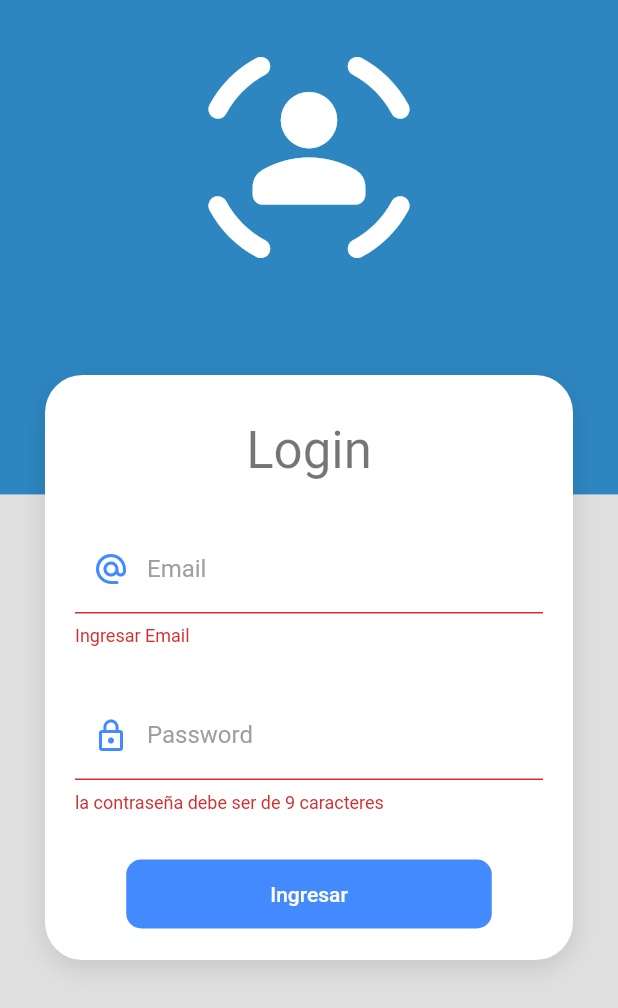
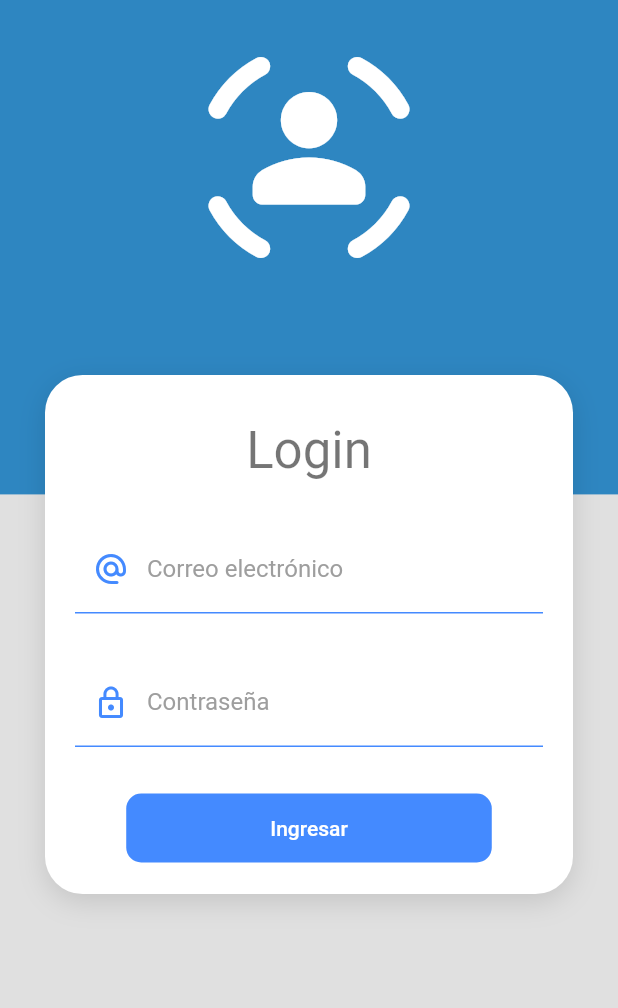
Before and after one commit to StephaniHC/eticket_app, a Flutter app: the screen it shows after launch, after a tap on "Ingresar", on a phone screen of 412 x 824 dp. Shown: the top 1008 px of the screen. Run offline on Flutter 3.47's test engine with Material 2 defaults, Android fonts, the phone set to English and light mode, and no system bars; our stand-ins replace flutter_secure_storage; missing offline and left inert: flutter_barcode_scanner; accounts and stored records are empty.

Commit message:
antes de perder cambios

```diff
--- /dev/null
+++ b/lib/global/environment.dart
@@ -0,0 +1,4 @@
+class Environment {
+  //
+  static String apiUrl = 'https://192.168.0.8:8000';
+}
--- a/lib/main.dart
+++ b/lib/main.dart
@@ -1,36 +1,50 @@
 import 'package:eticket_app/provider/ui_provider.dart';
+import 'package:eticket_app/screens/home_screen.dart';
 import 'package:eticket_app/screens/lista_eventos.dart';
 import 'package:eticket_app/screens/login_screen.dart';
 import 'package:eticket_app/screens/qr_scanner.dart';
+import 'package:eticket_app/services/auth_service.dart';
+import 'package:eticket_app/services/notifications_service.dart';
 import 'package:flutter/material.dart';
 import 'package:provider/provider.dart';
 
 void main() => runApp(MyApp());
+class AppState extends StatelessWidget {
+
+  @override
+  Widget build(BuildContext context) {
+    return MultiProvider(
+      providers: [
+        ChangeNotifierProvider(create: ( _ ) => AuthService() ),
+      ],
+      child: MyApp(),
+    );
+  }
+}
+
 
 class MyApp extends StatelessWidget {
   @override
   Widget build(BuildContext context) {
-    return MultiProvider(
-      providers: [
-        ChangeNotifierProvider(create: (_) => new UiProvider() ),
-      ],
-
-      child: MaterialApp(
+    return MaterialApp(
       debugShowCheckedModeBanner: false,
       title: 'Etickes',
       initialRoute: 'login',
       routes: {
-          'login': ( BuildContext context ) => LoginScreen(),
-          'eventos': ( BuildContext context  ) => ListaEventos(),
-          'qr': ( BuildContext context  ) => QrScannerScreen(),
+        'home'    : ( _ ) => HomeScreen(),
+        'login'   : ( _ ) => LoginScreen(),
       },
+      scaffoldMessengerKey: NotificationsService.messengerKey,
       theme: ThemeData.light().copyWith(
         scaffoldBackgroundColor: Colors.grey[300],
+        appBarTheme: AppBarTheme(
+          elevation: 0,
+          color: Colors.indigo
+        ),
         floatingActionButtonTheme: FloatingActionButtonThemeData(
-            backgroundColor: Colors.blueAccent
-          ),
-          primaryColor: Colors.blueAccent
-        ),
+          backgroundColor: Colors.indigo,
+          elevation: 0
+        )
       ),
     );
   }
--- a/lib/models/users_model.dart
+++ b/lib/models/users_model.dart
@@ -12,18 +12,21 @@ class Users {
     Users({
         required this.id,
         required this.rol,
+        required this.name,
         required this.email,
         required this.password,
     });
 
     int id;
     int rol;
+    String name;
     String email;
     String password;
 
     factory Users.fromJson(Map<String, dynamic> json) => Users(
         id: json["id"],
         rol: json["rol"],
+        name: json["name"],
         email: json["email"],
         password: json["password"],
     );
@@ -31,6 +34,7 @@ class Users {
     Map<String, dynamic> toJson() => {
         "id": id,
         "rol": rol,
+        "name": name,
         "email": email,
         "password": password,
     };
--- a/lib/screens/lista_eventos.dart
+++ b/lib/screens/lista_eventos.dart
@@ -1,5 +1,5 @@
 import 'dart:math';
-import 'package:eticket_app/screens/evento_screen.dart';
+/*import 'package:eticket_app/screens/evento_screen.dart';
 import 'package:flutter/material.dart';
 
 import 'package:pull_to_refresh/pull_to_refresh.dart';
@@ -89,4 +89,4 @@ class _ListaEventosState extends State<ListaEventos> {
     listaEvento = await eventoService.getEventos();
     return listaEvento;
   }
-}
+}*/
--- a/lib/screens/login_screen.dart
+++ b/lib/screens/login_screen.dart
@@ -1,5 +1,8 @@
 import 'package:eticket_app/provider/login_form_provider.dart';
+import 'package:eticket_app/screens/home_screen.dart';
+import 'package:eticket_app/services/auth_service.dart';
 import 'package:eticket_app/ui/input_decorations.dart';
+import 'package:eticket_app/widgets/mostrar_alerta.dart';
 import 'package:eticket_app/widgets/widgets.dart';
 import 'package:flutter/material.dart';
 import 'package:provider/provider.dart';
@@ -24,8 +27,6 @@ class LoginScreen extends StatelessWidget {
                       create: ( _ ) => LoginFormProvider(),
                       child: _LoginForm()
                     ),
-
-
                   ],
                 )
               ),
@@ -36,11 +37,14 @@ class LoginScreen extends StatelessWidget {
     );
   }
 }
+
+
 class _LoginForm extends StatelessWidget {
 
   @override
   Widget build(BuildContext context) {
     final loginForm = Provider.of<LoginFormProvider>(context);
+
     return Container(
       child: Form(
         key: loginForm.formKey,
@@ -51,38 +55,37 @@ class _LoginForm extends StatelessWidget {
               autocorrect: false,
               keyboardType: TextInputType.emailAddress,
               decoration: InputDecorations.authInputDecoration(
-                hintText: 'pepito@gmail.com',
-                labelText: 'Email',
+                hintText: 'john.doe@gmail.com',
+                labelText: 'Correo electrónico',
                 prefixIcon: Icons.alternate_email_rounded
               ),
-              onChanged: ( value )=> loginForm.email = value,
-              validator: (value){
+              onChanged: ( value ) => loginForm.email = value,
+              validator: ( value ) {
                   String pattern = r'^(([^<>()[\]\\.,;:\s@\"]+(\.[^<>()[\]\\.,;:\s@\"]+)*)|(\".+\"))@((\[[0-9]{1,3}\.[0-9]{1,3}\.[0-9]{1,3}\.[0-9]{1,3}\])|(([a-zA-Z\-0-9]+\.)+[a-zA-Z]{2,}))$';
                   RegExp regExp  = new RegExp(pattern);
-
                   return regExp.hasMatch(value ?? '')
-                  ?null
-                  : 'Ingresar Email'
-                ;
+                    ? null
+                    : 'Ingrese su correo';
               },
             ),
-            SizedBox( height: 30),
+            SizedBox( height: 30 ),
             TextFormField(
               autocorrect: false,
+              obscureText: true,
               keyboardType: TextInputType.emailAddress,
               decoration: InputDecorations.authInputDecoration(
-                hintText: '*********',
-                labelText: 'Password',
+                hintText: '********',
+                labelText: 'Contraseña',
                 prefixIcon: Icons.lock_outline
               ),
-              onChanged: ( value )=> loginForm.password = value,
-              validator: (value){
-                return ( value != null && value.length >= 9)
+              onChanged: ( value ) => loginForm.password = value,
+              validator: ( value ) {
+                  return ( value != null && value.length >= 8 )
                     ? null
-                : 'la contraseña debe ser de 9 caracteres';
+                    : 'La contraseña debe de ser de 8 caracteres';
               },
             ),
-            SizedBox( height: 30),
+            SizedBox( height: 30 ),
             MaterialButton(
               shape: RoundedRectangleBorder(borderRadius: BorderRadius.circular(10)),
               disabledColor: Colors.grey,
@@ -93,19 +96,48 @@ class _LoginForm extends StatelessWidget {
                 child: Text(
                   loginForm.isLoading
                     ? 'Espere'
-                    :'Ingresar',
+                    : 'Ingresar',
                   style: TextStyle( color: Colors.white ),
+                )
               ),
+              onPressed: () async {
+                print("entramos al prese");
+                final authService = Provider.of<AuthService>(context, listen: false);
+                print("okkkkkkkkk");
+                final loginOk = await authService.login(loginForm.email, loginForm.password);
+                print("entramos? veremoooos");
+                print(loginOk);
+                if (loginOk) {
+                  Navigator.push(
+                    context,
+                    MaterialPageRoute(
+                      builder: (context) {
+                        return HomeScreen();
+                      },
                     ),
-              onPressed: loginForm.isLoading? null: () async{
-                FocusScope.of(context).unfocus();
-                if (!loginForm.isValidForm()) return;
+                  );
+                } else {
+
+                print("efffeeeeee");
+                  mostrarAlerta(context, 'Login incorrecto', 'Revise sus Datos');
+                }
+              }
+                /*FocusScope.of(context).unfocus();
+                final authService = Provider.of<AuthService>(context, listen: false);
+                if( !loginForm.isValidForm() ) return;
                 loginForm.isLoading = true;
-                await Future.delayed(Duration(seconds: 2));
+                // TODO: validar si el login es correcto
+                final String? errorMessage = await authService.login(loginForm.email, loginForm.password);
+                if ( errorMessage == null ) {
+                  Navigator.pushReplacementNamed(context, 'home');
+                } else {
+                  // TODO: mostrar error en pantalla
+                  // print( errorMessage );
+                  NotificationsService.showSnackbar(errorMessage);
                   loginForm.isLoading = false;
-                Navigator.pushReplacementNamed(context, 'eventos');
-              },
+                }*/
             )
+
           ],
         ),
       ),
--- a/lib/screens/qr_scanner.dart
+++ b/lib/screens/qr_scanner.dart
@@ -37,7 +37,7 @@ class _QrScannerBody extends StatelessWidget {
         return TicketScreen();
 
       case 1:
-       return const ListaEventos();
+       //return const ListaEventos();
 
       default:
         return TicketScreen();
--- /dev/null
+++ b/lib/services/notifications_service.dart
@@ -0,0 +1,22 @@
+import 'package:flutter/material.dart';
+
+
+class NotificationsService {
+
+
+  static GlobalKey<ScaffoldMessengerState> messengerKey = new GlobalKey<ScaffoldMessengerState>();
+
+
+  static showSnackbar( String message ) {
+
+    final snackBar = new SnackBar(
+      content: Text( message, style: TextStyle( color: Colors.white, fontSize: 20) ),
+    );
+
+    messengerKey.currentState!.showSnackBar(snackBar);
+
+  }
+
+
+
+}
```
Also changed, not shown: lib/models/login_response.dart (added, +33 -0 lines), lib/preferences/http.dart (deleted, +0 -28 lines), lib/services/auth_service.dart (added, +58 -0 lines), lib/widgets/mostrar_alerta.dart (added, +25 -0 lines), pubspec.yaml (+4 -8 lines), pubspec.lock, 3 other files. Lines whose indentation alone changed are shown as unchanged.
